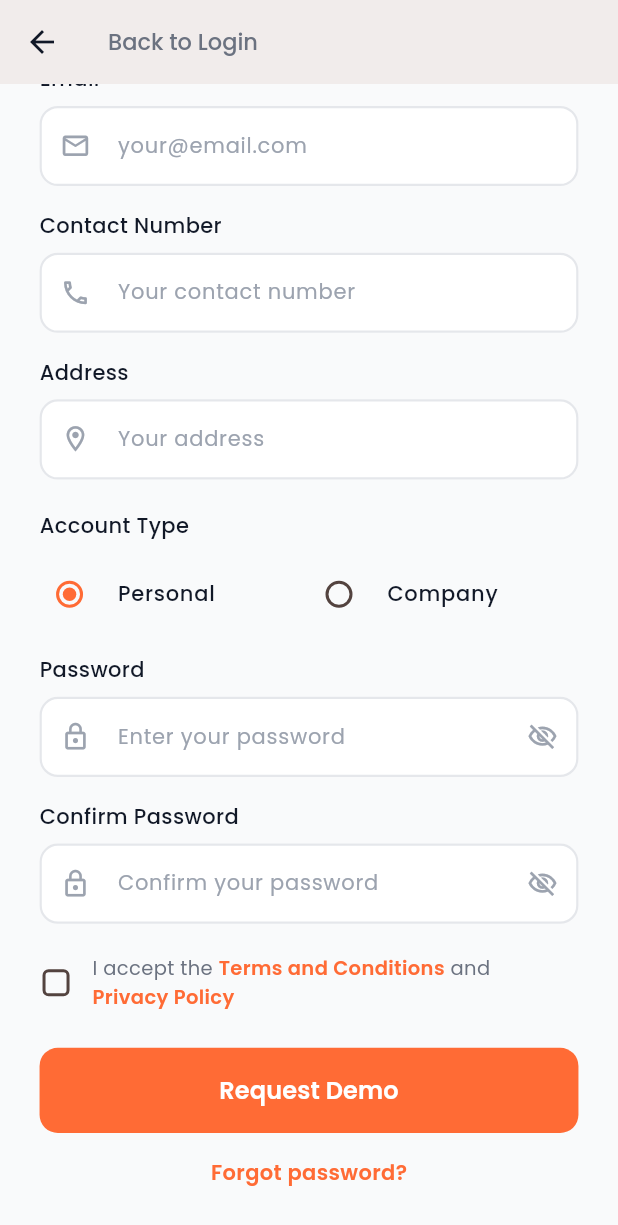
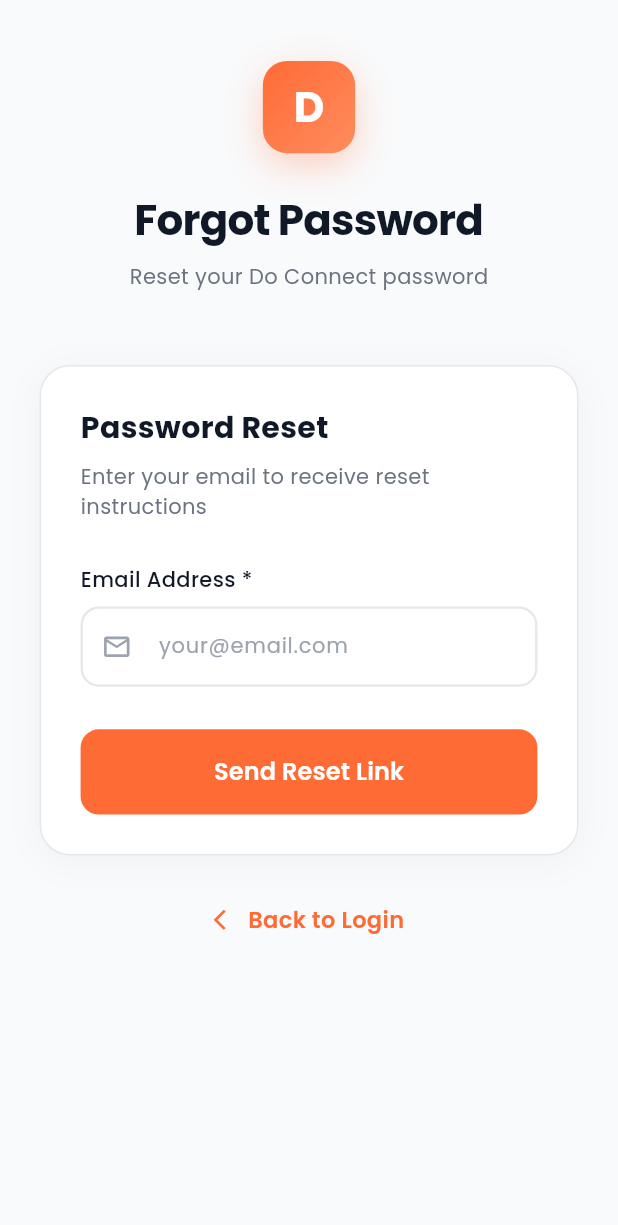
Before and after one commit to dotechconnect-byte/do-connect-mobile, a Flutter app: the GetDemoScreen screen opened directly, scrolled down 307 dp, after a tap on "Forgot password?", on a phone screen of 412 x 824 dp. Shown: the top 1225 px of the screen. Run offline on Flutter 3.47's test engine with Material 3 defaults, Android fonts, the phone set to English and light mode, and no system bars; our stand-ins replace carousel_slider, connectivity_plus, dartz, dio, equatable, fl_chart and 10 more; missing offline and left inert: dart:html, dart:js_interop; accounts and stored records are empty.

Commit message:
Forgot Password Screen Added on Auth

```diff
--- /dev/null
+++ b/lib/features/auth/presentation/pages/forgot_password_screen.dart
@@ -0,0 +1,402 @@
+import 'package:flutter/material.dart';
+import 'package:flutter_screenutil/flutter_screenutil.dart';
+import '../../../../core/consts/color_manager.dart';
+import '../../../../core/consts/font_manager.dart';
+import '../../../../core/utils/theme_helper.dart';
+import '../widgets/auth_text_field.dart';
+import '../widgets/auth_button.dart';
+
+class ForgotPasswordScreen extends StatefulWidget {
+  const ForgotPasswordScreen({super.key});
+
+  @override
+  State<ForgotPasswordScreen> createState() => _ForgotPasswordScreenState();
+}
+
+class _ForgotPasswordScreenState extends State<ForgotPasswordScreen>
+    with SingleTickerProviderStateMixin {
+  final _formKey = GlobalKey<FormState>();
+  final _emailController = TextEditingController();
+  bool _isLoading = false;
+  bool _emailSent = false;
+
+  late AnimationController _animationController;
+  late Animation<double> _fadeAnimation;
+  late Animation<Offset> _slideAnimation;
+
+  @override
+  void initState() {
+    super.initState();
+    _animationController = AnimationController(
+      vsync: this,
+      duration: const Duration(milliseconds: 800),
+    );
+    _fadeAnimation = Tween<double>(begin: 0.0, end: 1.0).animate(
+      CurvedAnimation(parent: _animationController, curve: Curves.easeOut),
+    );
+    _slideAnimation = Tween<Offset>(
+      begin: const Offset(0, 0.1),
+      end: Offset.zero,
+    ).animate(CurvedAnimation(parent: _animationController, curve: Curves.easeOut));
+    _animationController.forward();
+  }
+
+  @override
+  void dispose() {
+    _animationController.dispose();
+    _emailController.dispose();
+    super.dispose();
+  }
+
+  void _handleSendResetLink() {
+    if (_formKey.currentState!.validate()) {
+      setState(() => _isLoading = true);
+
+      // TODO: Implement actual API call to send reset link
+      Future.delayed(const Duration(seconds: 2), () {
+        if (!mounted) return;
+        setState(() {
+          _isLoading = false;
+          _emailSent = true;
+        });
+      });
+    }
+  }
+
+  void _handleResendLink() {
+    setState(() {
+      _emailSent = false;
+      _isLoading = true;
+    });
+
+    // TODO: Implement actual API call to resend link
+    Future.delayed(const Duration(seconds: 2), () {
+      if (!mounted) return;
+      setState(() {
+        _isLoading = false;
+        _emailSent = true;
+      });
+    });
+  }
+
+  @override
+  Widget build(BuildContext context) {
+    final colors = ThemeHelper.of(context);
+
+    return Scaffold(
+      backgroundColor: colors.background,
+      body: SafeArea(
+        child: SingleChildScrollView(
+          child: FadeTransition(
+            opacity: _fadeAnimation,
+            child: SlideTransition(
+              position: _slideAnimation,
+              child: Padding(
+                padding: EdgeInsets.symmetric(horizontal: 24.w),
+                child: Column(
+                  children: [
+                    SizedBox(height: 40.h),
+
+                    // Modern Minimal Logo
+                    Container(
+                      width: 56.w,
+                      height: 56.w,
+                      decoration: BoxDecoration(
+                        gradient: LinearGradient(
+                          colors: [
+                            ColorManager.primary,
+                            ColorManager.primaryLight,
+                          ],
+                          begin: Alignment.topLeft,
+                          end: Alignment.bottomRight,
+                        ),
+                        borderRadius: BorderRadius.circular(16.r),
+                        boxShadow: [
+                          BoxShadow(
+                            color: ColorManager.primary.withValues(alpha: 0.3),
+                            blurRadius: 20,
+                            offset: const Offset(0, 8),
+                          ),
+                        ],
+                      ),
+                      child: Center(
+                        child: Text(
+                          'D',
+                          style: FontConstants.getPoppinsStyle(
+                            fontSize: FontSize.s28,
+                            fontWeight: FontWeightManager.bold,
+                            color: ColorManager.white,
+                          ),
+                        ),
+                      ),
+                    ),
+
+                    SizedBox(height: 24.h),
+
+                    Text(
+                      'Forgot Password',
+                      style: FontConstants.getPoppinsStyle(
+                        fontSize: FontSize.s28,
+                        fontWeight: FontWeightManager.bold,
+                        color: colors.textPrimary,
+                        letterSpacing: -0.5,
+                      ),
+                    ),
+
+                    SizedBox(height: 8.h),
+
+                    Text(
+                      'Reset your Do Connect password',
+                      style: FontConstants.getPoppinsStyle(
+                        fontSize: FontSize.s14,
+                        fontWeight: FontWeightManager.regular,
+                        color: colors.textSecondary,
+                      ),
+                    ),
+
+                    SizedBox(height: 48.h),
+
+                    // Main Form Card
+                    Container(
+                      width: double.infinity,
+                      padding: EdgeInsets.all(24.w),
+                      decoration: BoxDecoration(
+                        color: colors.cardBackground,
+                        borderRadius: BorderRadius.circular(20.r),
+                        border: Border.all(
+                          color: colors.grey4,
+                          width: 1,
+                        ),
+                        boxShadow: [
+                          BoxShadow(
+                            color: colors.textPrimary.withValues(alpha: 0.04),
+                            blurRadius: 20,
+                            offset: const Offset(0, 4),
+                          ),
+                        ],
+                      ),
+                      child: _emailSent
+                          ? _buildSuccessContent(colors)
+                          : _buildFormContent(colors),
+                    ),
+
+                    SizedBox(height: 32.h),
+
+                    // Back to Login Link
+                    GestureDetector(
+                      onTap: () => Navigator.pop(context),
+                      child: Row(
+                        mainAxisAlignment: MainAxisAlignment.center,
+                        children: [
+                          Icon(
+                            Icons.arrow_back_ios,
+                            size: 16.sp,
+                            color: ColorManager.primary,
+                          ),
+                          SizedBox(width: 6.w),
+                          Text(
+                            'Back to Login',
+                            style: FontConstants.getPoppinsStyle(
+                              fontSize: FontSize.s15,
+                              fontWeight: FontWeightManager.semiBold,
+                              color: ColorManager.primary,
+                            ),
+                          ),
+                        ],
+                      ),
+                    ),
+
+                    SizedBox(height: 40.h),
+                  ],
+                ),
+              ),
+            ),
+          ),
+        ),
+      ),
+    );
+  }
+
+  Widget _buildFormContent(ThemeHelper colors) {
+    return Form(
+      key: _formKey,
+      child: Column(
+        crossAxisAlignment: CrossAxisAlignment.start,
+        children: [
+          Text(
+            'Password Reset',
+            style: FontConstants.getPoppinsStyle(
+              fontSize: FontSize.s20,
+              fontWeight: FontWeightManager.bold,
+              color: colors.textPrimary,
+            ),
+          ),
+          SizedBox(height: 8.h),
+          Text(
+            'Enter your email to receive reset instructions',
+            style: FontConstants.getPoppinsStyle(
+              fontSize: FontSize.s14,
+              fontWeight: FontWeightManager.regular,
+              color: colors.textSecondary,
+            ),
+          ),
+
+          SizedBox(height: 28.h),
+
+          // Email Field
+          AuthTextField(
+            label: 'Email Address *',
+            hintText: 'your@email.com',
+            prefixIcon: Icons.email_outlined,
+            controller: _emailController,
+            keyboardType: TextInputType.emailAddress,
+            validator: (value) {
+              if (value == null || value.isEmpty) {
+                return 'Please enter your email';
+              }
+              if (!value.contains('@') || !value.contains('.')) {
+                return 'Please enter a valid email';
+              }
+              return null;
+            },
+          ),
+
+          SizedBox(height: 28.h),
+
+          // Send Reset Link Button
+          AuthButton(
+            text: 'Send Reset Link',
+            onPressed: _handleSendResetLink,
+            isLoading: _isLoading,
+          ),
+        ],
+      ),
+    );
+  }
+
+  Widget _buildSuccessContent(ThemeHelper colors) {
+    return Column(
+      children: [
+        // Success Icon
+        Container(
+          width: 80.w,
+          height: 80.w,
+          decoration: BoxDecoration(
+            color: ColorManager.success.withValues(alpha: 0.1),
+            shape: BoxShape.circle,
+          ),
+          child: Icon(
+            Icons.mark_email_read_outlined,
+            size: 40.sp,
+            color: ColorManager.success,
+          ),
+        ),
+
+        SizedBox(height: 24.h),
+
+        Text(
+          'Check Your Email',
+          style: FontConstants.getPoppinsStyle(
+            fontSize: FontSize.s20,
+            fontWeight: FontWeightManager.bold,
+            color: colors.textPrimary,
+          ),
+        ),
+
+        SizedBox(height: 12.h),
+
+        Text(
+          'We\'ve sent a password reset link to',
+          style: FontConstants.getPoppinsStyle(
+            fontSize: FontSize.s14,
+            fontWeight: FontWeightManager.regular,
+            color: colors.textSecondary,
+          ),
+          textAlign: TextAlign.center,
+        ),
+
+        SizedBox(height: 4.h),
+
+        Text(
+          _emailController.text,
+          style: FontConstants.getPoppinsStyle(
+            fontSize: FontSize.s15,
+            fontWeight: FontWeightManager.semiBold,
+            color: ColorManager.primary,
+          ),
+          textAlign: TextAlign.center,
+        ),
+
+        SizedBox(height: 24.h),
+
+        // Info Box
+        Container(
+          padding: EdgeInsets.all(16.w),
+          decoration: BoxDecoration(
+            color: colors.info.withValues(alpha: 0.08),
+            borderRadius: BorderRadius.circular(12.r),
+            border: Border.all(
+              color: colors.info.withValues(alpha: 0.2),
+            ),
+          ),
+          child: Row(
+            children: [
+              Icon(
+                Icons.info_outline,
+                size: 20.sp,
+                color: colors.info,
+              ),
+              SizedBox(width: 12.w),
+              Expanded(
+                child: Text(
+                  'Please check your spam folder if you don\'t see the email in your inbox.',
+                  style: FontConstants.getPoppinsStyle(
+                    fontSize: FontSize.s13,
+                    fontWeight: FontWeightManager.regular,
+                    color: colors.info,
+                  ),
+                ),
+              ),
+            ],
+          ),
+        ),
+
+        SizedBox(height: 24.h),
+
+        // Resend Link Button
+        GestureDetector(
+          onTap: _isLoading ? null : _handleResendLink,
+          child: Row(
+            mainAxisAlignment: MainAxisAlignment.center,
+            children: [
+              if (_isLoading)
+                SizedBox(
+                  width: 16.w,
+                  height: 16.w,
+                  child: CircularProgressIndicator(
+                    strokeWidth: 2,
+                    valueColor: AlwaysStoppedAnimation<Color>(ColorManager.primary),
+                  ),
+                )
+              else
+                Icon(
+                  Icons.refresh,
+                  size: 18.sp,
+                  color: ColorManager.primary,
+                ),
+              SizedBox(width: 8.w),
+              Text(
+                _isLoading ? 'Sending...' : 'Resend Link',
+                style: FontConstants.getPoppinsStyle(
+                  fontSize: FontSize.s14,
+                  fontWeight: FontWeightManager.semiBold,
+                  color: ColorManager.primary,
+                ),
+              ),
+            ],
+          ),
+        ),
+      ],
+    );
+  }
+}
--- a/lib/features/auth/presentation/pages/get_demo_screen.dart
+++ b/lib/features/auth/presentation/pages/get_demo_screen.dart
@@ -5,6 +5,7 @@ import '../../../../core/consts/font_manager.dart';
 import '../../../../core/utils/theme_helper.dart';
 import '../widgets/auth_text_field.dart';
 import '../widgets/auth_button.dart';
+import 'forgot_password_screen.dart';
 
 class GetDemoScreen extends StatefulWidget {
   const GetDemoScreen({super.key});
@@ -22,6 +23,11 @@ class _GetDemoScreenState extends State<GetDemoScreen>
   final _addressController = TextEditingController();
   final _passwordController = TextEditingController();
   final _confirmPasswordController = TextEditingController();
+
+  // Company-specific controllers
+  final _positionController = TextEditingController();
+  final _companyNameController = TextEditingController();
+  final _websiteController = TextEditingController();
 
   String _accountType = 'personal';
   bool _isPasswordVisible = false;
@@ -59,6 +65,9 @@ class _GetDemoScreenState extends State<GetDemoScreen>
     _addressController.dispose();
     _passwordController.dispose();
     _confirmPasswordController.dispose();
+    _positionController.dispose();
+    _companyNameController.dispose();
+    _websiteController.dispose();
     super.dispose();
   }
 
@@ -330,6 +339,52 @@ class _GetDemoScreenState extends State<GetDemoScreen>
                             ],
                           ),
 
+                          // Company-specific fields (shown when Company is selected)
+                          if (_accountType == 'company') ...[
+                            SizedBox(height: 16.h),
+
+                            // Position
+                            AuthTextField(
+                              label: 'Position',
+                              hintText: 'Your position',
+                              prefixIcon: Icons.work_outline,
+                              controller: _positionController,
+                              validator: (value) {
+                                if (_accountType == 'company' && (value == null || value.isEmpty)) {
+                                  return 'Please enter your position';
+                                }
+                                return null;
+                              },
+                            ),
+
+                            SizedBox(height: 16.h),
+
+                            // Company Name
+                            AuthTextField(
+                              label: 'Company Name',
+                              hintText: 'Your company name',
+                              prefixIcon: Icons.business_outlined,
+                              controller: _companyNameController,
+                              validator: (value) {
+                                if (_accountType == 'company' && (value == null || value.isEmpty)) {
+                                  return 'Please enter company name';
+                                }
+                                return null;
+                              },
+                            ),
+
+                            SizedBox(height: 16.h),
+
+                            // Website
+                            AuthTextField(
+                              label: 'Website',
+                              hintText: 'https://yourcompany.com',
+                              prefixIcon: Icons.language_outlined,
+                              controller: _websiteController,
+                              keyboardType: TextInputType.url,
+                            ),
+                          ],
+
                           SizedBox(height: 16.h),
 
                           // Password
@@ -465,7 +520,12 @@ class _GetDemoScreenState extends State<GetDemoScreen>
                           Center(
                             child: GestureDetector(
                               onTap: () {
-                                // TODO: Navigate to forgot password
+                                Navigator.push(
+                                  context,
+                                  MaterialPageRoute(
+                                    builder: (context) => const ForgotPasswordScreen(),
+                                  ),
+                                );
                               },
                               child: Text(
                                 'Forgot password?',
```
Also changed, not shown: lib/features/auth/presentation/pages/login_screen.dart (+7 -1 lines).
